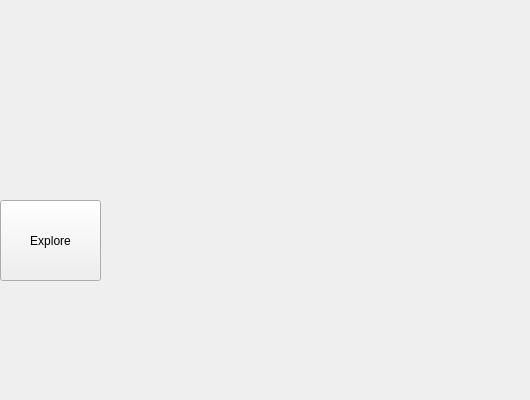
This is QT_PokemonGame/mainwindow.ui in DDGhost4/PokemonGame as Qt 5 draws it before an edit; both pictures show x 270 to 800 and y 0 to 400 of the 800 by 600 pixel window. The edited form follows.
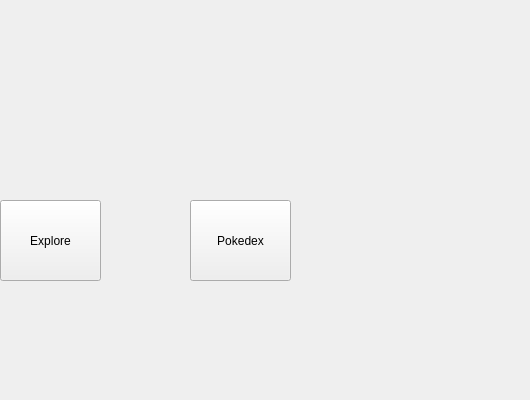
This is the edited form.

Commit message: pokedex rough outline built. inclusion of persistence, other minor changes

The edit to the form file:
```diff
--- a/QT_PokemonGame/mainwindow.ui
+++ b/QT_PokemonGame/mainwindow.ui
@@ -40,6 +40,19 @@
      <string>Explore</string>
     </property>
    </widget>
+   <widget class="QPushButton" name="Pokedex_Button">
+    <property name="geometry">
+     <rect>
+      <x>460</x>
+      <y>200</y>
+      <width>101</width>
+      <height>81</height>
+     </rect>
+    </property>
+    <property name="text">
+     <string>Pokedex</string>
+    </property>
+   </widget>
   </widget>
   <widget class="QMenuBar" name="menubar">
    <property name="geometry">
```
The commit also changes 154 other files.
